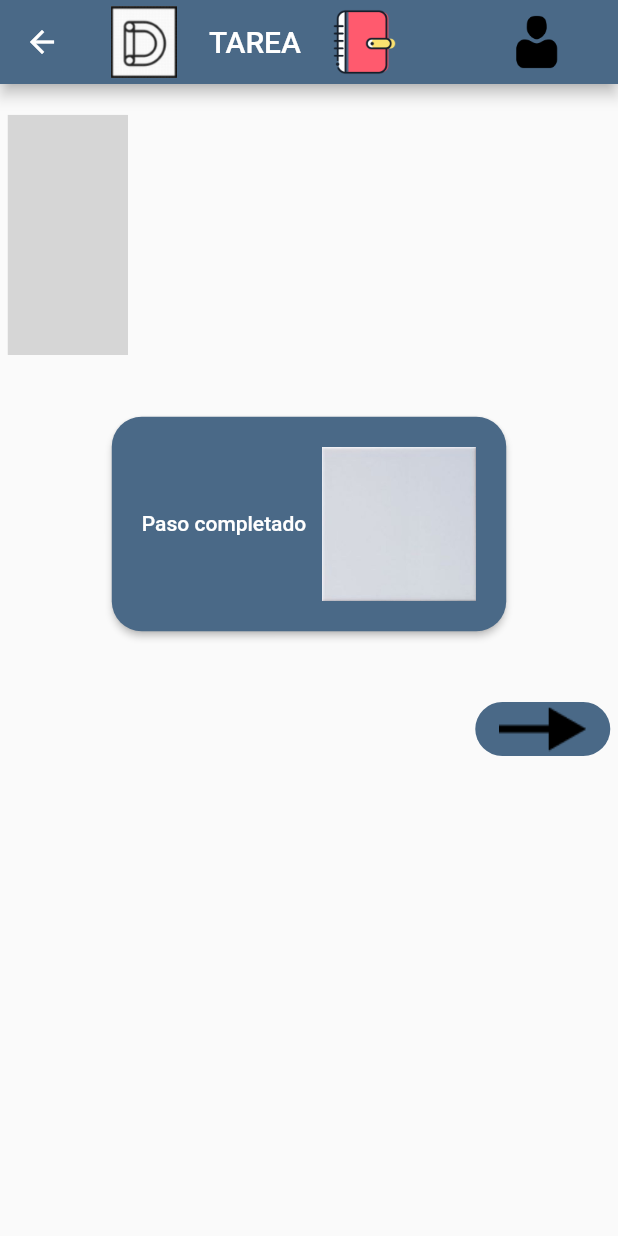
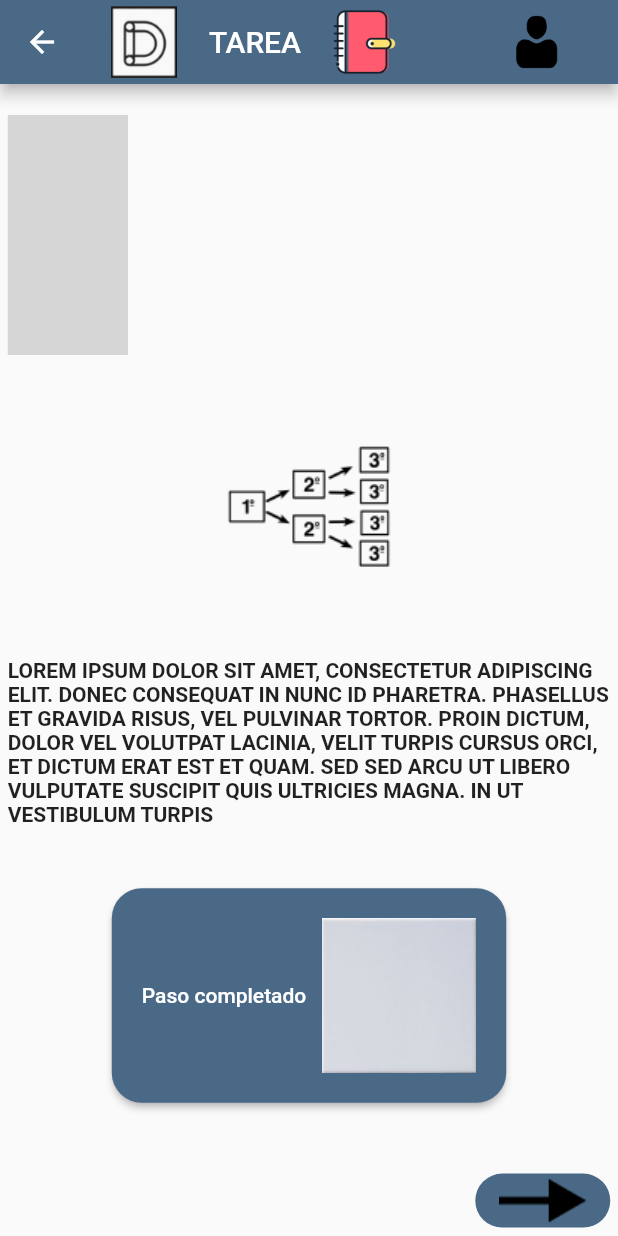
Before and after one commit to DGPAS/DGP_AS, a Flutter app: the TaskSteps screen opened directly, on a phone screen of 412 x 824 dp. Run offline on Flutter 3.47's test engine with Material 2 defaults, Android fonts, the phone set to English and light mode, and no system bars; our stand-ins replace dotted_border, image_picker; grey boxes are pictures that could not be loaded.

Commit message:
Añadido texto e imagen de prueba (aun no es responsive)

```diff
--- a/Dability/lib/task_steps.dart
+++ b/Dability/lib/task_steps.dart
@@ -84,7 +84,7 @@ class _TaskStepsState extends State<TaskSteps> {
                         child: SizedBox(
                           width: 80,
                           height: 160,
-                          child: Image.asset('images/1.png'),
+                          child: Image.asset("images/${widget.index + 1}.png"),
                         ),
                       ),
                     ],
@@ -93,6 +93,33 @@ class _TaskStepsState extends State<TaskSteps> {
                     height: MediaQuery.of(context).size.height * 0.05,
                   ),
 
+                  Row(
+                    mainAxisAlignment: MainAxisAlignment.center,
+                    children: [
+                      Image.asset('images/planTask.png'),
+                    ],
+                  ),
+                  SizedBox(
+                    height: MediaQuery.of(context).size.height * 0.05,
+                  ),
+
+                  Wrap(
+                    alignment: WrapAlignment.center,
+                    children: [
+                      Text(
+                          'Lorem ipsum dolor sit amet, consectetur adipiscing elit. Donec consequat in nunc id pharetra. '
+                          'Phasellus et gravida risus, vel pulvinar tortor. Proin dictum, dolor vel volutpat lacinia, '
+                          'velit turpis cursus orci, et dictum erat est et quam. Sed sed arcu ut libero vulputate '
+                          'suscipit quis ultricies magna. In ut vestibulum turpis'.toUpperCase(),
+                          style: TextStyle(
+                            fontWeight: FontWeight.bold,
+                          ),
+                      ),
+                    ],
+                  ),
+                  SizedBox(
+                    height: MediaQuery.of(context).size.height * 0.05,
+                  ),
                   Row(
                     mainAxisAlignment: MainAxisAlignment.center,
                     children: [
```
